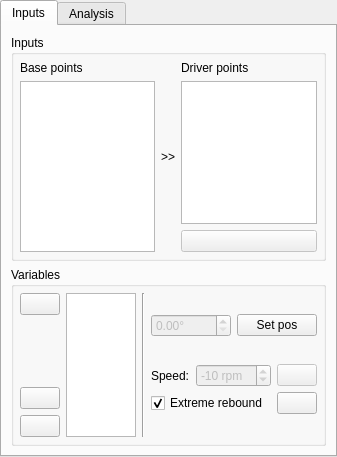
First picture: the form in pyslvs_ui/widgets/inputs.ui, repository KmolYuan/Pyslvs-UI, before the edit.
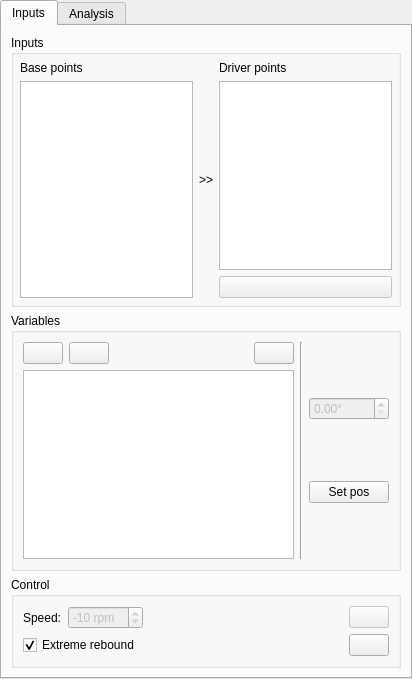
Second picture: the form after the edit. Icons and pictures are not drawn.

What changed in the file:
```diff
--- a/pyslvs_ui/widgets/inputs.ui
+++ b/pyslvs_ui/widgets/inputs.ui
@@ -6,8 +6,8 @@
    <rect>
     <x>0</x>
     <y>0</y>
-    <width>314</width>
-    <height>457</height>
+    <width>412</width>
+    <height>679</height>
    </rect>
   </property>
   <property name="windowTitle">
@@ -131,21 +131,11 @@
           <string>Variables</string>
          </property>
          <layout class="QHBoxLayout" name="horizontalLayout_7">
-          <property name="leftMargin">
-           <number>6</number>
-          </property>
-          <property name="topMargin">
-           <number>6</number>
-          </property>
-          <property name="rightMargin">
-           <number>6</number>
-          </property>
-          <property name="bottomMargin">
-           <number>6</number>
-          </property>
           <item>
            <layout class="QVBoxLayout" name="verticalLayout_5">
             <item>
+             <layout class="QHBoxLayout" name="horizontalLayout_2">
+              <item>
              <widget class="QPushButton" name="variable_up">
               <property name="statusTip">
                <string>Upgrade priority of the variable.</string>
@@ -156,19 +146,6 @@
               </property>
              </widget>
             </item>
-            <item>
-             <spacer name="verticalSpacer">
-              <property name="orientation">
-               <enum>Qt::Vertical</enum>
-              </property>
-              <property name="sizeHint" stdset="0">
-               <size>
-                <width>20</width>
-                <height>40</height>
-               </size>
-              </property>
-             </spacer>
-            </item>
             <item>
              <widget class="QPushButton" name="variable_down">
               <property name="statusTip">
@@ -180,6 +157,19 @@
               </property>
              </widget>
             </item>
+              <item>
+               <spacer name="horizontalSpacer_3">
+                <property name="orientation">
+                 <enum>Qt::Horizontal</enum>
+                </property>
+                <property name="sizeHint" stdset="0">
+                 <size>
+                  <width>40</width>
+                  <height>20</height>
+                 </size>
+                </property>
+               </spacer>
+              </item>
             <item>
              <widget class="QPushButton" name="variable_remove">
               <property name="statusTip">
@@ -203,6 +193,8 @@
             </property>
            </widget>
           </item>
+           </layout>
+          </item>
           <item>
            <widget class="Line" name="line_5">
             <property name="orientation">
@@ -213,8 +205,6 @@
           <item>
            <layout class="QVBoxLayout" name="inputs_dial_layout">
             <item>
-             <layout class="QHBoxLayout" name="horizontalLayout_2">
-              <item>
                <widget class="QDoubleSpinBox" name="dial_spinbox">
                 <property name="enabled">
                  <bool>false</bool>
@@ -246,7 +236,14 @@
               </item>
              </layout>
             </item>
+         </layout>
+        </widget>
+       </item>
             <item>
+        <widget class="QGroupBox" name="groupBox">
+         <property name="title">
+          <string>Control</string>
+         </property>
              <layout class="QHBoxLayout" name="horizontalLayout_3">
               <item>
                <layout class="QVBoxLayout" name="verticalLayout_18">
@@ -254,6 +251,12 @@
                  <layout class="QHBoxLayout" name="horizontalLayout_4">
                   <item>
                    <widget class="QLabel" name="variable_speed_label">
+                <property name="sizePolicy">
+                 <sizepolicy hsizetype="Fixed" vsizetype="Preferred">
+                  <horstretch>0</horstretch>
+                  <verstretch>0</verstretch>
+                 </sizepolicy>
+                </property>
                     <property name="text">
                      <string>Speed:</string>
                     </property>
@@ -288,6 +291,12 @@
                 </item>
                 <item>
                  <widget class="QCheckBox" name="extremeRebound">
+              <property name="sizePolicy">
+               <sizepolicy hsizetype="Fixed" vsizetype="Fixed">
+                <horstretch>0</horstretch>
+                <verstretch>0</verstretch>
+               </sizepolicy>
+              </property>
                   <property name="statusTip">
                    <string>When solver calls error, auto driver will change the direction.</string>
                   </property>
@@ -301,6 +310,19 @@
                 </item>
                </layout>
               </item>
+          <item>
+           <spacer name="horizontalSpacer_2">
+            <property name="orientation">
+             <enum>Qt::Horizontal</enum>
+            </property>
+            <property name="sizeHint" stdset="0">
+             <size>
+              <width>40</width>
+              <height>20</height>
+             </size>
+            </property>
+           </spacer>
+          </item>
               <item>
                <layout class="QVBoxLayout" name="verticalLayout_3">
                 <item>
@@ -308,6 +330,12 @@
                   <property name="enabled">
                    <bool>false</bool>
                   </property>
+              <property name="sizePolicy">
+               <sizepolicy hsizetype="Fixed" vsizetype="Fixed">
+                <horstretch>0</horstretch>
+                <verstretch>0</verstretch>
+               </sizepolicy>
+              </property>
                   <property name="statusTip">
                    <string>Start / Pause the auto driver of this variables.</string>
                   </property>
@@ -323,6 +351,12 @@
                 </item>
                 <item>
                  <widget class="QPushButton" name="variable_stop">
+              <property name="sizePolicy">
+               <sizepolicy hsizetype="Fixed" vsizetype="Fixed">
+                <horstretch>0</horstretch>
+                <verstretch>0</verstretch>
+               </sizepolicy>
+              </property>
                   <property name="statusTip">
                    <string>Stop the auto driver and return to original place.</string>
                   </property>
@@ -331,10 +365,6 @@
                     <normaloff>:/icons/interrupted.png</normaloff>:/icons/interrupted.png</iconset>
                   </property>
                  </widget>
-                </item>
-               </layout>
-              </item>
-             </layout>
             </item>
            </layout>
           </item>
```
Lines whose indentation alone changed are shown as unchanged.
